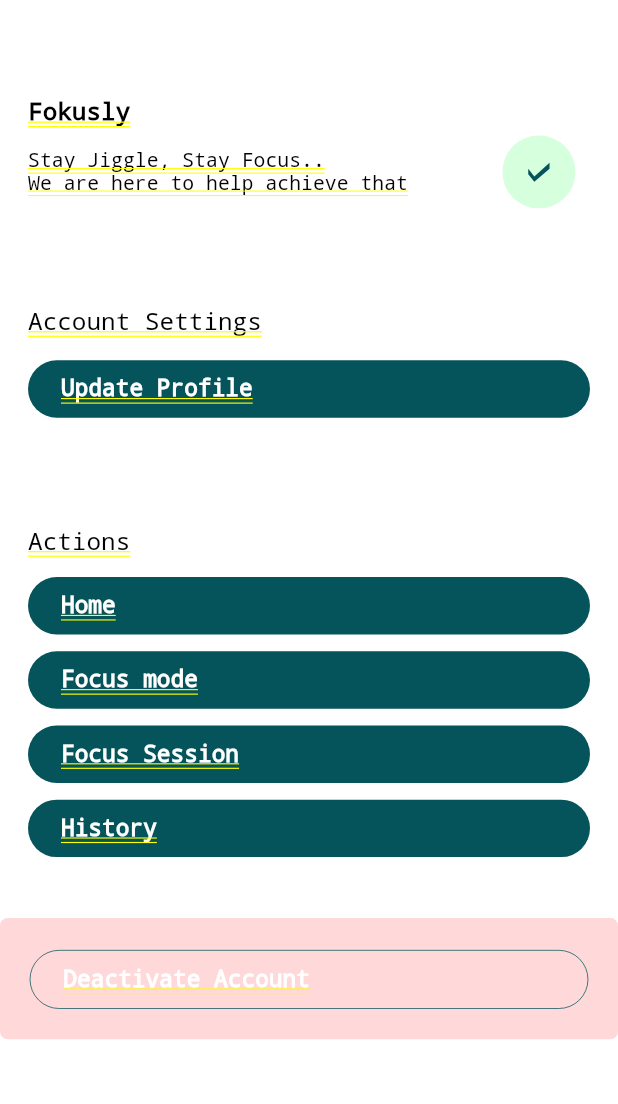
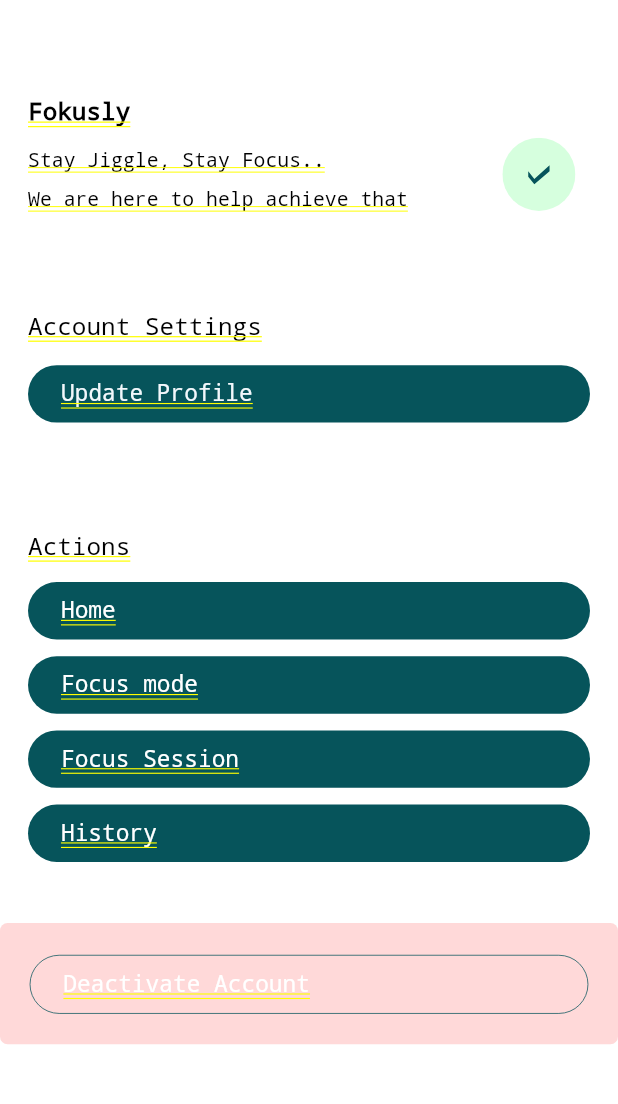
Before and after one commit to OtiDavidChibueze/fokusly-digital-platform, a Flutter app: the SettingsMainPage screen opened by its route, on a phone screen of 412 x 824 dp, the part 80-1184 px from its top. Run offline on Flutter 3.47's test engine with Material 3 defaults, Android fonts, the phone set to English and light mode, and no system bars; our stand-ins replace fl_chart, flutter_screenutil, flutter_svg, google_fonts, hive, hive_flutter; accounts and stored records are empty.

Commit message:
added line height to a textWidget

```diff
--- a/lib/pages/settingsPage/settings_main_page.dart
+++ b/lib/pages/settingsPage/settings_main_page.dart
@@ -73,6 +73,7 @@ class SettingsMainPage extends StatelessWidget {
                       fontSize: sp(13),
                       color: Color.fromRGBO(0, 0, 0, 1),
                       textAlign: TextAlign.start,
+                      lineHeight: 2,
                     ),
 
                     SvgPicture.asset(
@@ -120,8 +121,9 @@ class SettingsMainPage extends StatelessWidget {
                     right: w(10),
                     left: w(20),
                   ),
-                  fontWeight: FontWeight.w700,
+                  fontWeight: FontWeight.w400,
                   fontSize: sp(15),
+                  textColor: Color.fromRGBO(242, 248, 252, 1),
                 ),
               ],
             ),
@@ -157,7 +159,7 @@ class SettingsMainPage extends StatelessWidget {
                     radius: 50,
                     text: 'Home',
                     onTap: () {},
-                    fontWeight: FontWeight.w700,
+                    fontWeight: FontWeight.w400,
                     fontSize: sp(15),
                     padding: EdgeInsets.only(
                       top: h(10),
@@ -175,7 +177,7 @@ class SettingsMainPage extends StatelessWidget {
                     radius: 50,
                     text: 'Focus mode',
                     onTap: () {},
-                    fontWeight: FontWeight.w700,
+                    fontWeight: FontWeight.w400,
                     fontSize: sp(15),
                     padding: EdgeInsets.only(
                       top: h(10),
@@ -193,7 +195,7 @@ class SettingsMainPage extends StatelessWidget {
                     radius: 50,
                     text: 'Focus Session',
                     onTap: () {},
-                    fontWeight: FontWeight.w700,
+                    fontWeight: FontWeight.w400,
                     fontSize: sp(15),
                     padding: EdgeInsets.only(
                       top: h(10),
@@ -209,7 +211,7 @@ class SettingsMainPage extends StatelessWidget {
                   radius: 50,
                   text: 'History',
                   onTap: () {},
-                  fontWeight: FontWeight.w700,
+                  fontWeight: FontWeight.w400,
                   fontSize: sp(15),
                   padding: EdgeInsets.only(
                     top: h(10),
@@ -235,7 +237,7 @@ class SettingsMainPage extends StatelessWidget {
               left: w(18),
             ),
             child: MyButton(
-              fontWeight: FontWeight.w700,
+              fontWeight: FontWeight.w400,
               fontSize: sp(15),
               border: Border.all(
                 color: Color.fromRGBO(6, 84, 91, 1),
```
